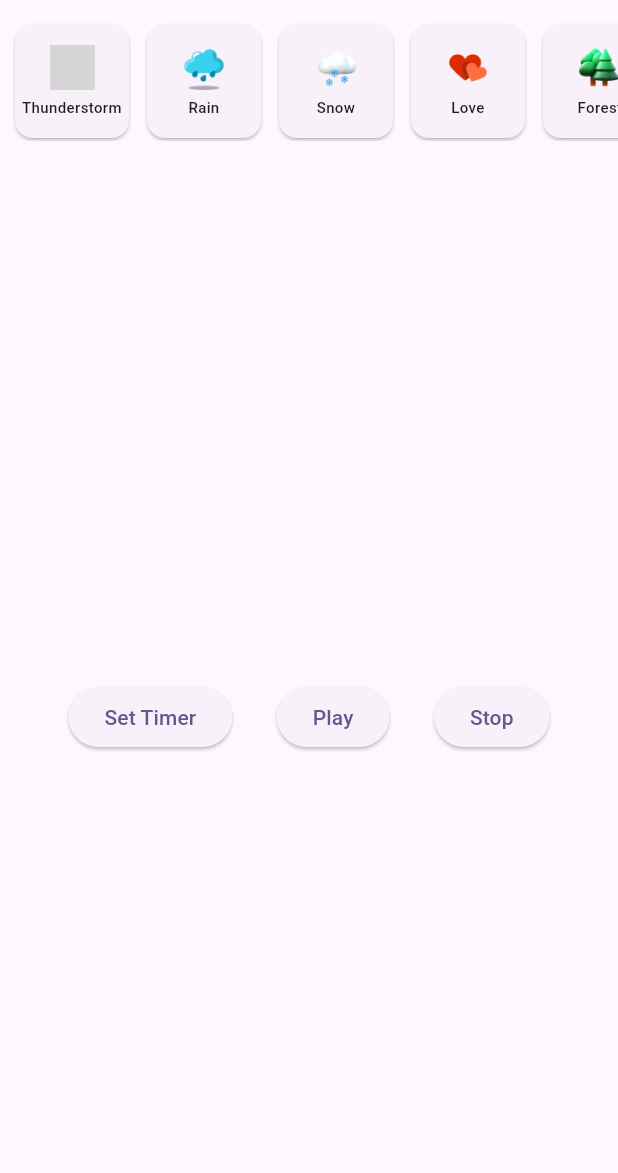
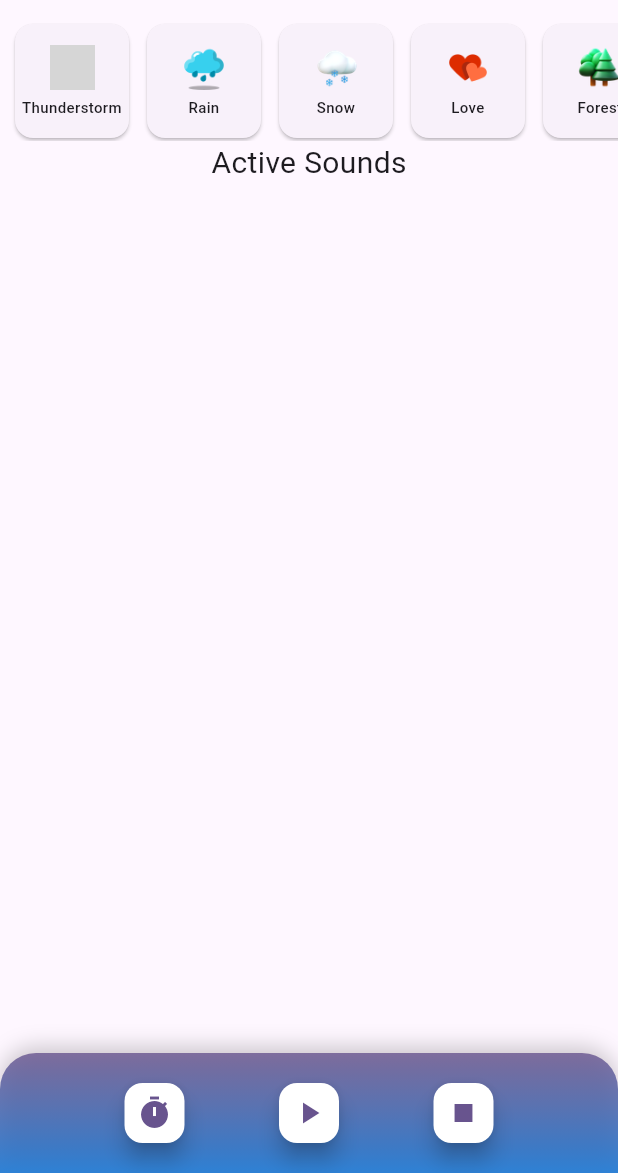
Before and after one commit to ashokstha61/test_clarity, a Flutter app: the SoundSelectionPage screen opened directly, on a phone screen of 412 x 824 dp, the part 63-1236 px from its top. Run offline on Flutter 3.47's test engine with Material 3 defaults, Android fonts, the phone set to English and light mode, and no system bars; our stand-ins replace audioplayers, firebase_core, firebase_database, smooth_page_indicator; accounts and stored records are empty; grey boxes are pictures that could not be loaded.

Commit message:
fixing the spacer problem in the sound_selection _page

```diff
--- a/lib/view/homepage.dart
+++ b/lib/view/homepage.dart
@@ -4,6 +4,7 @@ import 'package:flutter/material.dart';
 import 'package:clarity/view/favouratepage.dart';
 import 'package:clarity/view/profile_page.dart';
 import 'package:clarity/view/soundpage.dart';
+import 'package:firebase_database/firebase_database.dart';
 // import 'package:font_awesome_flutter/font_awesome_flutter.dart';
 // import 'package:google_fonts/google_fonts.dart';
 
@@ -22,11 +23,15 @@ class _HomepageState extends State<Homepage> {
   final List<String> _titles = ['Sounds', 'Favourites', 'Settings'];
 
   List<SoundItem> soundData = [];
+  final DatabaseReference _dbRef = FirebaseDatabase.instance.ref();
+
+
 
   @override
   void initState() {
     // TODO: implement initState
     super.initState();
+    print("Database reference path: ${_dbRef.child('SoundData').path}");
     getSoundData();
   }
 
--- a/lib/view/sound_selection_page.dart
+++ b/lib/view/sound_selection_page.dart
@@ -1,4 +1,5 @@
 import 'dart:async';
+import 'package:clarity/custom/sound_control_widget.dart';
 import 'package:flutter/material.dart';
 import 'package:audioplayers/audioplayers.dart';
 import 'package:clarity/custom/sound_card.dart';
@@ -16,78 +17,78 @@ class SoundSelectionPageState extends State<SoundSelectionPage> {
   Timer? _timer;
   int _remainingSeconds = 0;
   bool _isTimerRunning = false;
-  String? _selectedSound;
+  final List<Map<String, dynamic>> _activeSounds = [];
 
   final List<Map<String, dynamic>> sounds = [
     {
       'label': 'Thunderstorm',
       'image': 'assets/images/himage/thunder.png',
-      // 'audio': 'assets/audio/thunderstorm.mp3',
+      'audio': 'assets/audio/thunderstorm.mp3',
     },
     {
       'label': 'Rain',
       'image': 'assets/images/himage/rain.png',
-      // 'audio': 'assets/audio/rain.mp3',
+      'audio': 'assets/audio/rain.mp3',
     },
     {
       'label': 'Snow',
       'image': 'assets/images/himage/snow.png',
-      // 'audio': 'assets/audio/snow.mp3',
+      'audio': 'assets/audio/snow.mp3',
     },
     {
       'label': 'Love',
       'image': 'assets/images/himage/love.png',
-      // 'audio': 'assets/audio/love.mp3',
+      'audio': 'assets/audio/love.mp3',
     },
     {
       'label': 'Forest',
       'image': 'assets/images/himage/forest.png',
-      // 'audio': 'assets/audio/forest.mp3',
+      'audio': 'assets/audio/forest.mp3',
     },
     {
       'label': 'Sensory',
       'image': 'assets/images/himage/sensory.png',
-      // 'audio': 'assets/audio/sensory.mp3',
+      'audio': 'assets/audio/sensory.mp3',
     },
     {
       'label': 'Lullaby',
       'image': 'assets/images/himage/lullaby.png',
-      // 'audio': 'assets/audio/lullaby.mp3',
+      'audio': 'assets/audio/lullaby.mp3',
     },
     {
       'label': 'Piano',
       'image': 'assets/images/himage/piano.png',
-      // 'audio': 'assets/audio/piano.mp3',
+      'audio': 'assets/audio/piano.mp3',
     },
     {
       'label': 'Keyboard',
       'image': 'assets/images/himage/keyboard.png',
-      // 'audio': 'assets/audio/keyboard.mp3',
+      'audio': 'assets/audio/keyboard.mp3',
     },
     {
       'label': 'Guitar',
       'image': 'assets/images/himage/guitar.png',
-      // 'audio': 'assets/audio/guitar.mp3',
+      'audio': 'assets/audio/guitar.mp3',
     },
     {
       'label': 'Spa',
       'image': 'assets/images/himage/meditation.png',
-      // 'audio': 'assets/audio/spa.mp3',
+      'audio': 'assets/audio/spa.mp3',
     },
     {
       'label': 'Fireplace',
       'image': 'assets/images/himage/fire.png',
-      // 'audio': 'assets/audio/fireplace.mp3',
+      'audio': 'assets/audio/fireplace.mp3',
     },
     {
       'label': 'Ocean',
       'image': 'assets/images/himage/wave.png',
-      // 'audio': 'assets/audio/ocean.mp3',
+      'audio': 'assets/audio/ocean.mp3',
     },
     {
       'label': 'Breeze',
       'image': 'assets/images/himage/wind.png',
-      // 'audio': 'assets/audio/breeze.mp3',
+      'audio': 'assets/audio/breeze.mp3',
     },
   ];
 
@@ -98,10 +99,41 @@ class SoundSelectionPageState extends State<SoundSelectionPage> {
     );
 
     if (sound['audio'] != null && sound['audio'].isNotEmpty) {
+      if (!_activeSounds.any((s) => s['label'] == soundName)) {
+        setState(() {
+          _activeSounds.add({
+            'label': soundName,
+            'icon': _getIconForSound(soundName),
+            'audio': sound['audio'],
+          });
+        });
+      }
       await audioPlayer.play(AssetSource(sound['audio']));
-      setState(() {
-        _selectedSound = soundName;
-      });
+    }
+  }
+
+  IconData _getIconForSound(String soundName) {
+    switch (soundName) {
+      case 'Thunderstorm':
+        return Icons.flash_on;
+      case 'Rain':
+        return Icons.grain;
+      case 'Snow':
+        return Icons.ac_unit;
+      case 'Forest':
+        return Icons.nature;
+      case 'Ocean':
+        return Icons.waves;
+      case 'Fireplace':
+        return Icons.fireplace;
+      case 'Lullaby':
+        return Icons.night_shelter;
+      case 'Piano':
+        return Icons.piano;
+      case 'Guitar':
+        return Icons.music_note;
+      default:
+        return Icons.music_note;
     }
   }
 
@@ -153,8 +185,8 @@ class SoundSelectionPageState extends State<SoundSelectionPage> {
       ),
       body: Column(
         children: [
-          Flexible(
-            child: SizedBox(
+          // Flexible(
+          SizedBox(
             height: 80,
             child: ListView.builder(
               scrollDirection: Axis.horizontal,
@@ -168,48 +200,110 @@ class SoundSelectionPageState extends State<SoundSelectionPage> {
                     child: SoundCard(
                       label: sounds[index]['label'],
                       imagePath: sounds[index]['image'],
-                        onPressed: () {},
+                      onPressed: () => _playSound(sounds[index]['label']),
                     ),
                   ),
                 );
               },
             ),
           ),
-          ),
-
-          Spacer(),
-
-          if (_isTimerRunning)
-            Padding(
-              padding: const EdgeInsets.all(16.0),
+          // ),
+          SizedBox(
+            height: 40,
             child: Text(
-                'Remaining: ${(_remainingSeconds ~/ 60).toString().padLeft(2, '0')}:${(_remainingSeconds % 60).toString().padLeft(2, '0')}',
-                style: TextStyle(fontSize: 16),
+              'Active Sounds',
+              style: TextStyle(fontSize: 20),
+              textAlign: TextAlign.start,
             ),
           ),
-          Padding(
-            padding: const EdgeInsets.all(16.0),
+          // Column(
+          //   children: _activeSounds.map((sound) {
+          //     return SoundControlWidget(
+          //       key: ValueKey(sound['label']),
+          //       label: sound['label'],
+          //       icon: sound['icon'],
+          //       audioPlayer: audioPlayer,
+          //       audioPath: sound['audio'],
+          //       onRemove: () {
+          //         setState(() {
+          //           _activeSounds.removeWhere(
+          //             (s) => s['label'] == sound['label'],
+          //           );
+          //         });
+          //       },
+          //     );
+          //   }).toList(),
+          // ),
+          Spacer(),
+          // if (_isTimerRunning)
+          //   Padding(
+          //     padding: const EdgeInsets.all(16.0),
+          //     child: Text(
+          //       'Remaining: ${(_remainingSeconds ~/ 60).toString().padLeft(2, '0')}:${(_remainingSeconds % 60).toString().padLeft(2, '0')}',
+          //       style: TextStyle(fontSize: 16),
+          //     ),
+          //   ),
+          // SizedBox(height: 600),
+          Container(
+            padding: const EdgeInsets.symmetric(
+              vertical: 16.0,
+              horizontal: 24.0,
+            ),
+            decoration: BoxDecoration(
+              borderRadius: BorderRadius.vertical(top: Radius.circular(24.0)),
+              gradient: LinearGradient(
+                begin: Alignment.topCenter,
+                end: Alignment.bottomCenter,
+                colors: [
+                  Theme.of(context).primaryColor.withOpacity(0.8),
+                  Theme.of(context).primaryColorDark.withOpacity(0.9),
+                ],
+              ),
+              boxShadow: [
+                BoxShadow(
+                  color: Colors.black.withOpacity(0.2),
+                  blurRadius: 12.0,
+                  offset: Offset(0, -4),
+                ),
+              ],
+            ),
             child: Row(
               mainAxisAlignment: MainAxisAlignment.spaceEvenly,
               children: [
-                ElevatedButton(
+                // Set Timer Button
+                FloatingActionButton(
+                  heroTag: 'timer_button',
                   onPressed: _showTimerScreen,
-                  child: Text('Set Timer'),
+                  child: Icon(Icons.timer),
+                  mini: true,
+                  backgroundColor: Colors.white,
+                  foregroundColor: Theme.of(context).primaryColor,
                 ),
-                ElevatedButton(
+
+                // Play All Button
+                FloatingActionButton(
+                  heroTag: 'play_button',
                   onPressed: () {
-                    if (_selectedSound != null) _playSound(_selectedSound!);
+                    if (_activeSounds.isNotEmpty) {
+                      audioPlayer.resume();
+                    }
                   },
-                  child: Text('Play'),
+                  child: Icon(Icons.play_arrow),
+                  mini: true,
+                  backgroundColor: Colors.white,
+                  foregroundColor: Theme.of(context).primaryColor,
                 ),
-                ElevatedButton(
+
+                // Stop All Button
+                FloatingActionButton(
+                  heroTag: 'stop_button',
                   onPressed: () {
                     audioPlayer.stop();
-                    setState(() {
-                      _selectedSound = null;
-                    });
                   },
-                  child: Text('Stop'),
+                  child: Icon(Icons.stop),
+                  mini: true,
+                  backgroundColor: Colors.white,
+                  foregroundColor: Theme.of(context).primaryColor,
                 ),
               ],
             ),
```
Also changed, not shown: lib/custom/sound_control_widget.dart (added, +113 -0 lines), lib/firebase_service.dart (+33 -15 lines), lib/main.dart (+18 -12 lines), lib/firebase_options.dart, 2 other files. Lines whose indentation alone changed are shown as unchanged.
